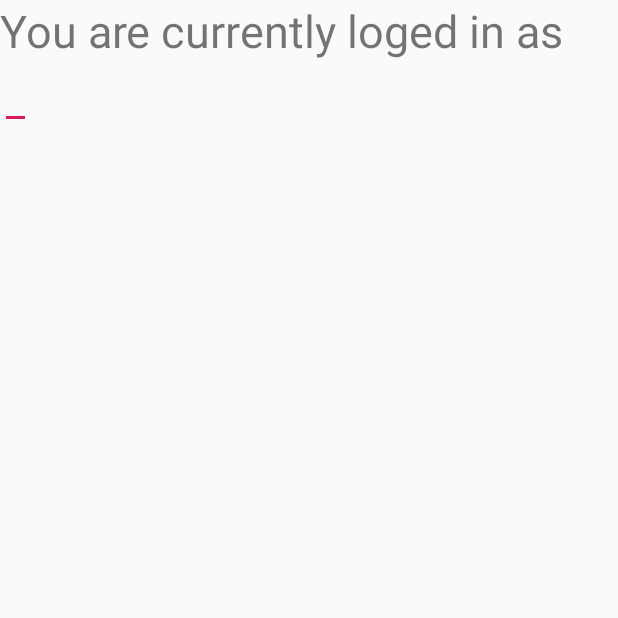
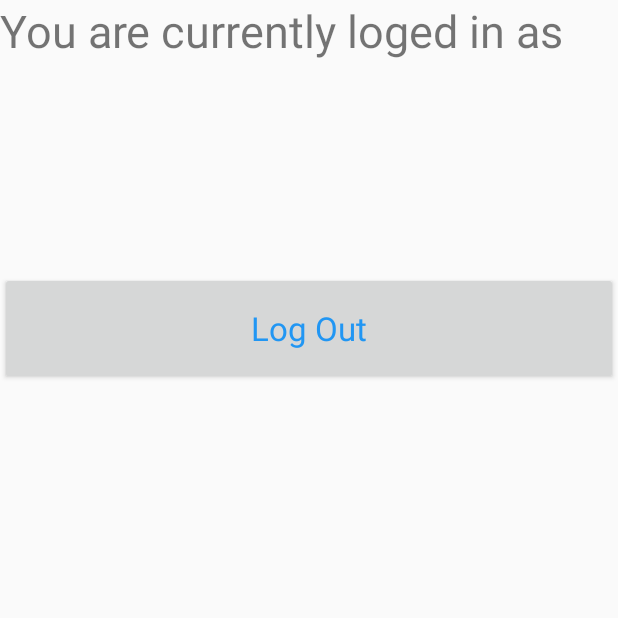
Before and after one commit to Sparx-Robotics-1126/2020-Scouting, an Android app: the scouting screen opened directly, with no data from a screen before it, on a phone screen of 412 x 824 dp, the top half of it. Run offline under Robolectric (Android 15) with nearby library versions, the phone set to English and light mode, and no system bars.

Commit message:
finished the basic scoutings page

```diff
--- a/app/src/main/java/com/sparx1126/a2020_scouting/Welcome.java
+++ b/app/src/main/java/com/sparx1126/a2020_scouting/Welcome.java
@@ -64,7 +64,7 @@ public class Welcome extends AppCompatActivity {
             switchScreen();
     }
 
-    public void login() {
+    public  void  login() {
         String email, password, team;
         email = emailInput.getText().toString();
         password = passwordInput.getText().toString();
@@ -90,7 +90,7 @@ public class Welcome extends AppCompatActivity {
 
     public void switchScreen(){
         Log.e("switchScreen", "unknown");
-        startActivity(new Intent(Welcome.this, SettingsScreen.class));
+        startActivity(new Intent(Welcome.this, scouting.class));
     }
 
     public static void checkMail(String hostval, String mailStrProt, String uname,String pwd)
--- a/app/src/main/java/com/sparx1126/a2020_scouting/scouting.java
+++ b/app/src/main/java/com/sparx1126/a2020_scouting/scouting.java
@@ -1,6 +1,13 @@
 package com.sparx1126.a2020_scouting;
 
+import android.app.AlertDialog;
+import android.content.DialogInterface;
+import android.content.Intent;
+import android.content.SharedPreferences;
 import android.os.Bundle;
+import android.widget.EditText;
+import android.widget.TextView;
+import android.widget.Button;
 
 import com.google.android.material.floatingactionbutton.FloatingActionButton;
 import com.google.android.material.snackbar.Snackbar;
@@ -9,13 +16,79 @@ import androidx.appcompat.app.AppCompatActivity;
 import androidx.appcompat.widget.Toolbar;
 
 import android.view.View;
+import android.widget.Toast;
 
 public class scouting extends AppCompatActivity {
+    private SharedPreferences.Editor editor;
+    private Button logout;
+    private Welcome welcome;
+    private TextView name;
+    private SharedPreferences settings;
 
     @Override
     protected void onCreate(Bundle savedInstanceState) {
         super.onCreate(savedInstanceState);
         setContentView(R.layout.scouting);
+
+        settings = getSharedPreferences("Sparx_prefs", 0);
+        logout = findViewById(R.id.logOut);
+        name = findViewById(R.id.name);
+
+        logout.setOnClickListener(new View.OnClickListener(){
+            @Override
+            public void onClick(View view) {
+                final AlertDialog.Builder builder = new AlertDialog.Builder(scouting.this);
+                builder.setTitle("Log Out");
+                builder.setMessage("Are you sure you want to log out");
+
+                builder.setPositiveButton("cancel", new DialogInterface.OnClickListener() {
+                    @Override
+                    public void onClick(DialogInterface dialog, int which) {
+                        startActivity(new Intent(scouting.this, Welcome.class));
+                    }
+                });
+
+                builder.setNegativeButton("log out", new DialogInterface.OnClickListener() {
+                    @Override
+                    public void onClick(DialogInterface dialog, int which) {
+                        login();
+                    }
+                });
+                builder.create().show();
+            }
+        });
+
+        if(!settings.getString("email", "email not found").equals("email not found")){
+            name.setText(settings.getString("email", "email ont found"));
+            name.setTextSize(30f);
+        }else{
+            login();
+        }
     }
 
-}
+    private void login(){
+        AlertDialog.Builder builder = new AlertDialog.Builder(scouting.this);
+        builder.setTitle("Login");
+        builder.setMessage("Please log in to continue");
+        // Set an EditText view to get user input
+        final EditText input = new EditText(this);
+        builder.setView(input);
+
+        builder.setPositiveButton("login", new DialogInterface.OnClickListener() {
+
+            public void onClick(DialogInterface dialog, int whichButton) {
+                String value = input.getText().toString();
+                name.setText(value);
+
+            }
+        });
+        builder.setNegativeButton("Cancel" ,new DialogInterface.OnClickListener() {
+
+            public void onClick(DialogInterface dialog, int whichButton) {
+                startActivity(new Intent(scouting.this, Welcome.class));
+            }
+        });
+        builder.create().show();
+
+    }
+    }
--- a/app/src/main/res/layout/scouting.xml
+++ b/app/src/main/res/layout/scouting.xml
@@ -13,11 +13,20 @@
             android:text="You are currently loged in as "
             android:layout_weight="0"
             android:textSize="30sp"/>
-        <EditText
-            android:id="@+id/emailInput"
+        <TextView
+            android:id="@+id/name"
             android:layout_width="wrap_content"
             android:layout_height="match_parent"
             android:layout_weight="1"/>
     </LinearLayout>
 
+    <Button
+        android:id="@+id/logOut"
+        android:layout_width="match_parent"
+        android:layout_height="75dp"
+        android:layout_marginTop="100dp"
+        android:shadowColor="#673AB7"
+        android:text="Log Out"
+        android:textAppearance="@style/TextAppearance.AppCompat.Large"
+        android:textColor="#2196F3" />
 </LinearLayout>
```
